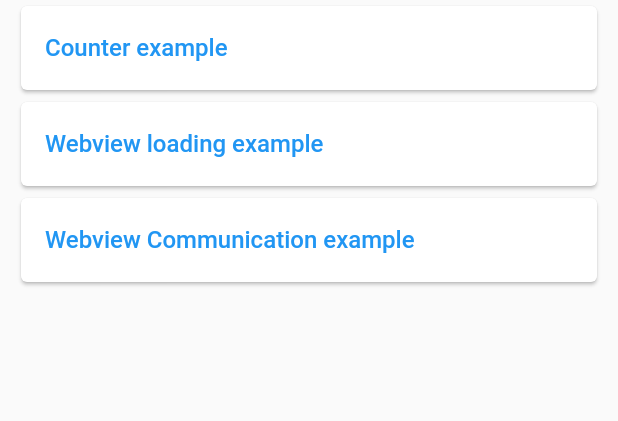
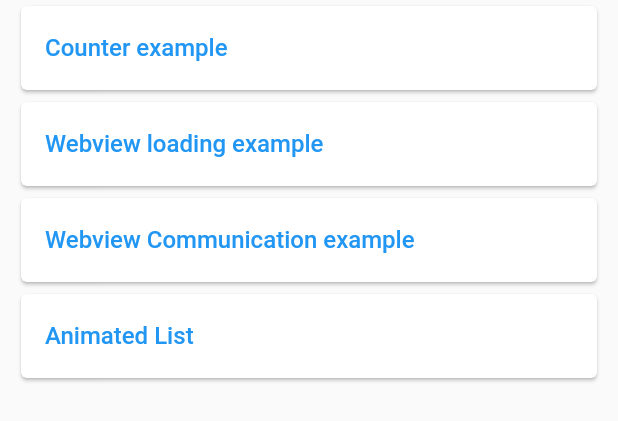
Before and after one commit to gd46/flutter-examples, a Flutter app: the ExamplesPage widget shown alone on an empty page, opened directly, on a phone screen of 412 x 824 dp. Shown: the top 421 px of the screen. Run offline on Flutter 3.47's test engine with Material 2 defaults, Android fonts, the phone set to English and light mode, and no system bars; our stand-ins replace bloc, flutter_bloc, webview_flutter.

Commit message:
add WIP animated list example with bloc

```diff
--- a/lib/main.dart
+++ b/lib/main.dart
@@ -1,6 +1,7 @@
 import 'package:flutter/material.dart';
 import 'package:flutter_bloc/flutter_bloc.dart';
 import 'package:flutter_sample_app/blocs/counter/counter_bloc.dart';
+import 'package:flutter_sample_app/pages/animated_list/animated_list_example_page.dart';
 import 'package:flutter_sample_app/pages/counter/counter_page.dart';
 import 'package:flutter_sample_app/pages/home/home_page.dart';
 import 'package:flutter_sample_app/pages/webview/webview_communication_example_page.dart';
@@ -38,6 +39,8 @@ class MyApp extends StatelessWidget {
         '/webview-communication': (BuildContext context) =>
             const WebViewCommunicationExamplePage(),
         '/counter': (BuildContext context) => const CounterPage(),
+        '/animated-list': (BuildContext context) =>
+            const AnimatedListExamplePage()
       },
       home: const MyHomePage(),
     );
--- a/lib/pages/examples/examples_page.dart
+++ b/lib/pages/examples/examples_page.dart
@@ -43,7 +43,19 @@ class _ExamplesPageState extends State<ExamplesPage> {
             onTap: () async {
               await Navigator.pushNamed(context, '/webview-communication');
             },
-          ))
+          )),
+          Card(
+            child: ListTile(
+              title: const Text(
+                'Animated List',
+                style:
+                    TextStyle(fontWeight: FontWeight.w500, color: Colors.blue),
+              ),
+              onTap: () async {
+                await Navigator.pushNamed(context, '/animated-list');
+              },
+            ),
+          )
         ],
       ),
     );
```
Also changed, not shown: lib/pages/animated_list/animated_list_example_page.dart (added, +130 -0 lines).
